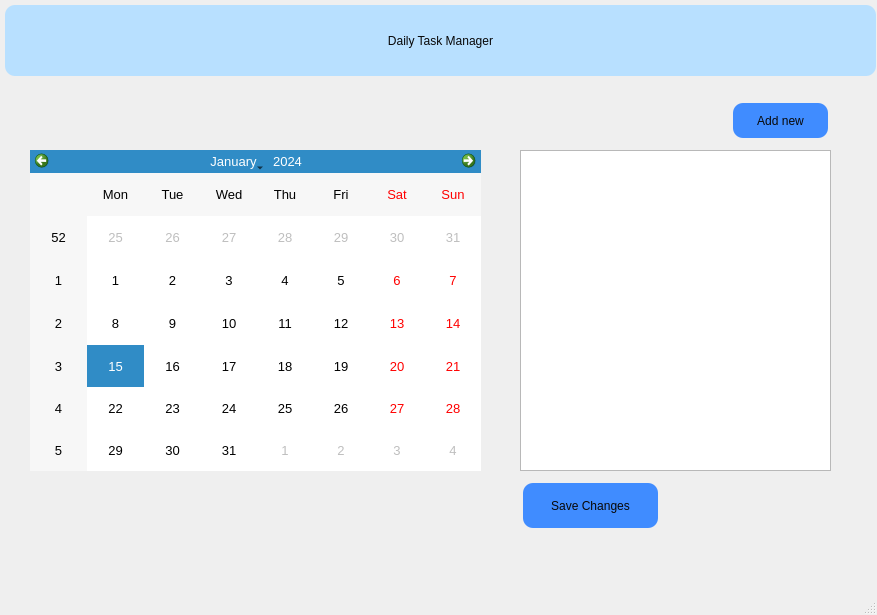
This is main.ui in yakupzengin/daily-task-manager as Qt 5 draws it before an edit. The edited form follows.
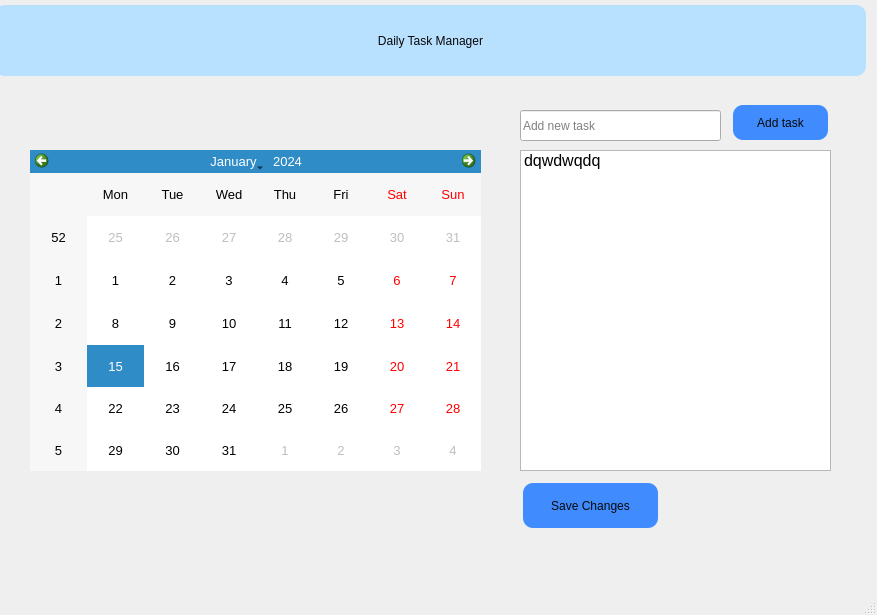
This is the edited form.

Commit message: Update UI layout and widget properties in main.ui

Diff of the .ui file:
```diff
--- a/main.ui
+++ b/main.ui
@@ -48,6 +48,11 @@
     <property name="styleSheet">
      <string notr="true">font:12pt;</string>
     </property>
+    <item>
+     <property name="text">
+      <string>dqwdwqdq</string>
+     </property>
+    </item>
    </widget>
    <widget class="QPushButton" name="pushButton">
     <property name="geometry">
@@ -82,7 +87,7 @@
     <property name="geometry">
      <rect>
       <x>730</x>
-      <y>100</y>
+      <y>102</y>
       <width>101</width>
       <height>41</height>
      </rect>
@@ -98,13 +103,13 @@
 background-color: rgb(64, 140, 255);</string>
     </property>
     <property name="text">
-     <string>Add new</string>
+     <string>Add task</string>
     </property>
    </widget>
    <widget class="QLabel" name="label">
     <property name="geometry">
      <rect>
-      <x>0</x>
+      <x>-10</x>
       <y>0</y>
       <width>881</width>
       <height>81</height>
@@ -128,6 +133,30 @@
      <set>Qt::AlignCenter</set>
     </property>
    </widget>
+   <widget class="QLineEdit" name="taskLineEdit">
+    <property name="geometry">
+     <rect>
+      <x>520</x>
+      <y>110</y>
+      <width>201</width>
+      <height>31</height>
+     </rect>
+    </property>
+    <property name="focusPolicy">
+     <enum>Qt::StrongFocus</enum>
+    </property>
+    <property name="styleSheet">
+     <string notr="true">border-color: rgb(64, 140, 255);
+font: 12pt &quot;MS Shell Dlg 2&quot;;
+color: rgb(0, 0, 0);</string>
+    </property>
+    <property name="text">
+     <string/>
+    </property>
+    <property name="placeholderText">
+     <string>Add new task</string>
+    </property>
+   </widget>
   </widget>
   <widget class="QMenuBar" name="menubar">
    <property name="geometry">
```
Left out of the diff: 21 changed lines with no effect on the pictures.
